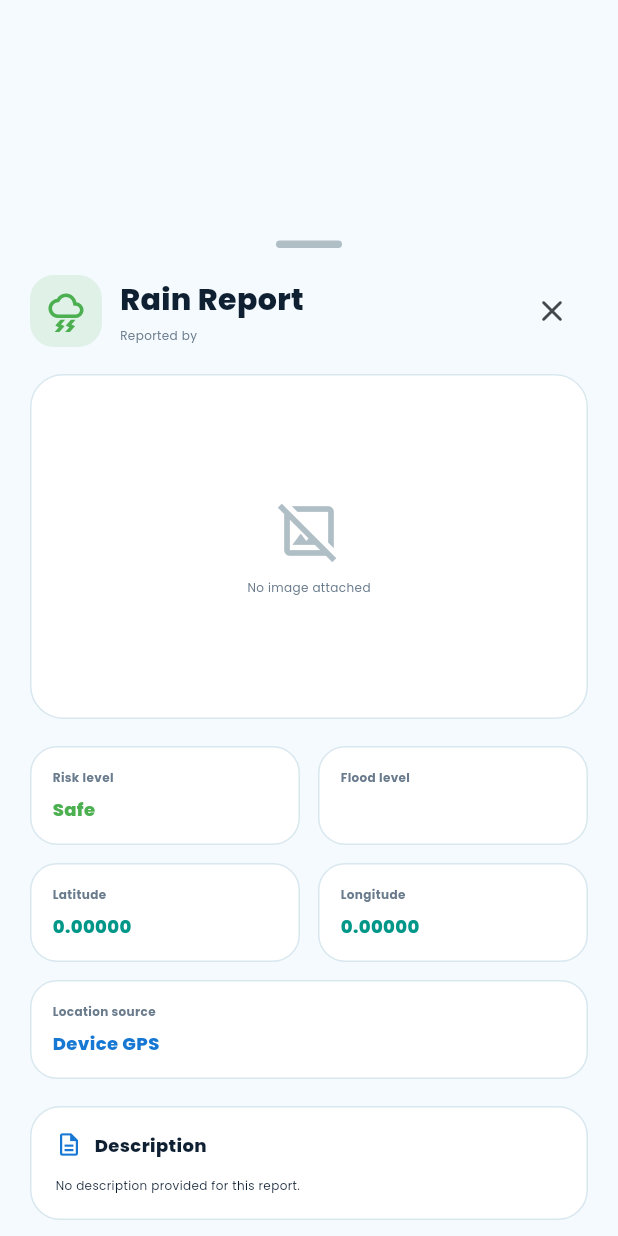
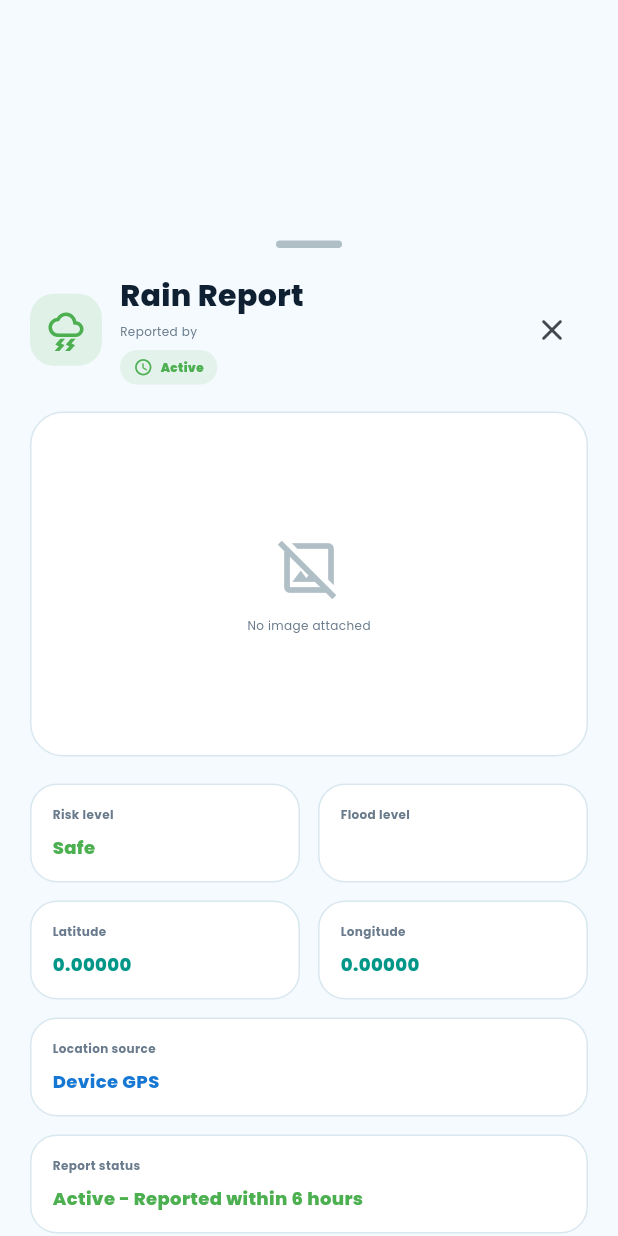
Before and after one commit to daleesl/RainGuard, a Flutter app: the _ReportDetailsSheet widget shown alone on an empty page, opened directly with empty values, on a phone screen of 412 x 824 dp. Run offline on Flutter 3.47's test engine with Material 3 defaults, Android fonts, the phone set to English and light mode, and no system bars; our stand-ins replace cloud_firestore, firebase_auth, firebase_core, firebase_messaging, firebase_storage, flutter_dotenv and 11 more; missing offline and left inert: flutter_map_marker_cluster; accounts and stored records are empty; generated files the repository leaves out were written again.

Commit message:
feat: redesign mobile report details dialog

```diff
--- a/lib/widgets/report_details_dialog.dart
+++ b/lib/widgets/report_details_dialog.dart
@@ -22,8 +22,10 @@ class _ReportDetailsSheet extends StatelessWidget {
   @override
   Widget build(BuildContext context) {
     final riskColor = MapHelper.getRiskColor(report.risk);
+    final freshnessColor = MapHelper.getReportColor(report);
     final reportName = MapHelper.getReportTypeName(report.type);
     final reporterName = report.reporterName ?? 'Anonymous reporter';
+    final freshnessLabel = MapHelper.getFreshnessName(report.freshness);
 
     return DraggableScrollableSheet(
       initialChildSize: 0.82,
@@ -88,6 +90,12 @@ class _ReportDetailsSheet extends StatelessWidget {
                             fontSize: 8,
                           ),
                         ),
+                        const SizedBox(height: 7),
+                        _StatusPill(
+                          color: freshnessColor,
+                          icon: Icons.schedule_rounded,
+                          label: freshnessLabel,
+                        ),
                       ],
                     ),
                   ),
@@ -146,6 +154,13 @@ class _ReportDetailsSheet extends StatelessWidget {
                 color: report.isManualLocation
                     ? RainGuardColors.warningText
                     : RainGuardColors.primary,
+              ),
+              const SizedBox(height: 12),
+              _InfoTile(
+                label: 'Report status',
+                value:
+                    '$freshnessLabel - ${MapHelper.getFreshnessDescription(report.freshness)}',
+                color: freshnessColor,
               ),
               const SizedBox(height: 18),
               _SectionCard(
@@ -461,6 +476,44 @@ class _EmptyImageState extends StatelessWidget {
   }
 }
 
+class _StatusPill extends StatelessWidget {
+  const _StatusPill({
+    required this.color,
+    required this.icon,
+    required this.label,
+  });
+
+  final Color color;
+  final IconData icon;
+  final String label;
+
+  @override
+  Widget build(BuildContext context) {
+    return Container(
+      padding: const EdgeInsets.symmetric(horizontal: 9, vertical: 5),
+      decoration: BoxDecoration(
+        color: color.withOpacity(0.10),
+        borderRadius: BorderRadius.circular(99),
+      ),
+      child: Row(
+        mainAxisSize: MainAxisSize.min,
+        children: [
+          Icon(icon, color: color, size: 13),
+          const SizedBox(width: 5),
+          Text(
+            label,
+            style: TextStyle(
+              color: color,
+              fontSize: 8,
+              fontWeight: FontWeight.w900,
+            ),
+          ),
+        ],
+      ),
+    );
+  }
+}
+
 class _InfoTile extends StatelessWidget {
   const _InfoTile({
     required this.label,
```
